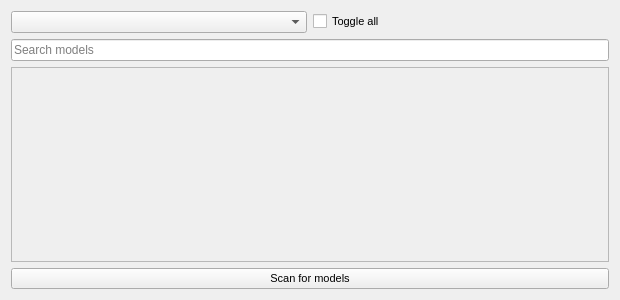
Capsize-Games/airunner, file src/airunner/widgets/model_manager/templates/custom.ui: the form before one commit.
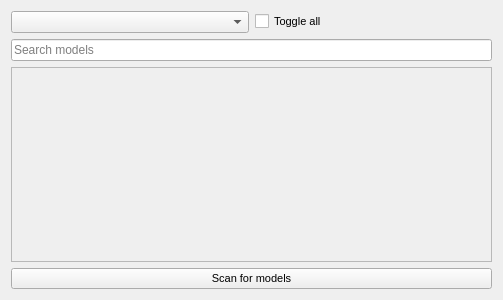
The form after the commit.

Commit message:
Fixes for image processor
Remove unused signals assignment

Patch:
```diff
--- a/src/airunner/widgets/model_manager/templates/custom.ui
+++ b/src/airunner/widgets/model_manager/templates/custom.ui
@@ -6,7 +6,7 @@
    <rect>
     <x>0</x>
     <y>0</y>
-    <width>620</width>
+    <width>503</width>
     <height>300</height>
    </rect>
   </property>
@@ -55,8 +55,8 @@
        <rect>
         <x>0</x>
         <y>0</y>
-        <width>600</width>
-        <height>189</height>
+        <width>483</width>
+        <height>187</height>
        </rect>
       </property>
       <layout class="QVBoxLayout" name="verticalLayout_2"/>
```
The commit also changes 2 other files.
